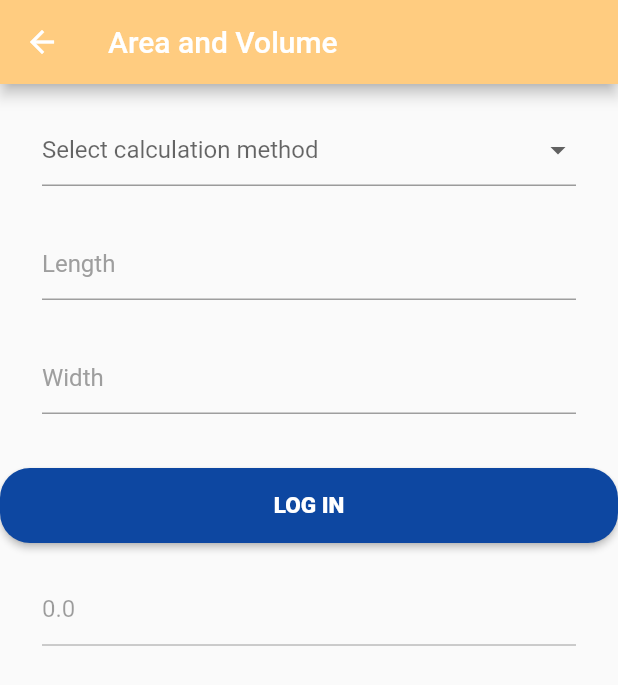
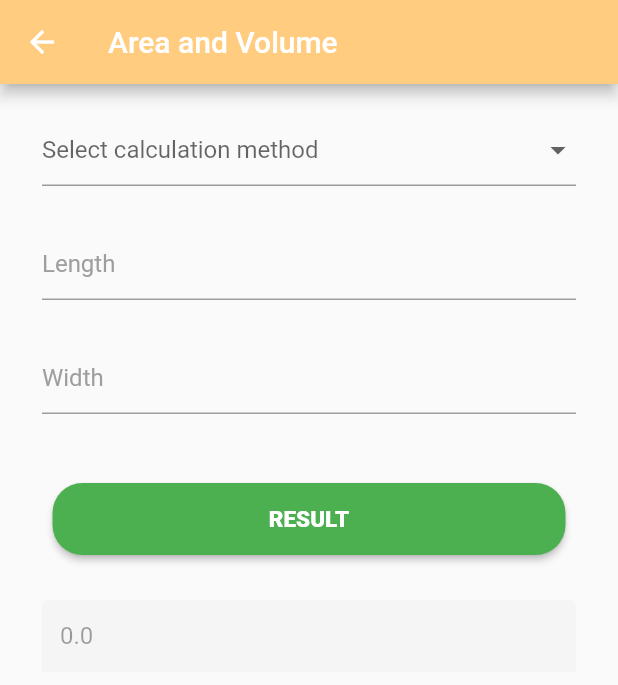
Before and after one commit to PranaTobing/task3_flutter_udacoding, a Flutter app: the AreaVolume screen opened directly, on a phone screen of 412 x 824 dp. Shown: the top 685 px of the screen. Run offline on Flutter 3.47's test engine with Material 2 defaults, Android fonts, the phone set to English and light mode, and no system bars.

Commit message:
final area and volum calculation

```diff
--- a/prana_task3/lib/area_volume.dart
+++ b/prana_task3/lib/area_volume.dart
@@ -66,7 +66,7 @@ class _AreaVolumeState extends State<AreaVolume> {
                 hintText: 'Length',
                 hintStyle: TextStyle(color: Colors.grey),
                 focusedBorder: UnderlineInputBorder(
-                  borderSide: BorderSide(color: Colors.purple),
+                  borderSide: BorderSide(color: Colors.orange),
                 ),
                 enabledBorder: UnderlineInputBorder(
                   borderSide: BorderSide(color: Colors.grey),
@@ -83,7 +83,7 @@ class _AreaVolumeState extends State<AreaVolume> {
                 hintText: 'Width',
                 hintStyle: TextStyle(color: Colors.grey),
                 focusedBorder: UnderlineInputBorder(
-                  borderSide: BorderSide(color: Colors.purple),
+                  borderSide: BorderSide(color: Colors.orange),
                 ),
                 enabledBorder: UnderlineInputBorder(
                   borderSide: BorderSide(color: Colors.grey),
@@ -102,7 +102,7 @@ class _AreaVolumeState extends State<AreaVolume> {
                   hintText: 'Height',
                   hintStyle: TextStyle(color: Colors.grey),
                   focusedBorder: UnderlineInputBorder(
-                    borderSide: BorderSide(color: Colors.purple),
+                    borderSide: BorderSide(color: Colors.orange),
                   ),
                   enabledBorder: UnderlineInputBorder(
                     borderSide: BorderSide(color: Colors.grey),
@@ -112,26 +112,31 @@ class _AreaVolumeState extends State<AreaVolume> {
             ),
           ),
           Container(
-            height: 50,
-            width: 250,
+            padding: EdgeInsets.fromLTRB(35.0, 10.0, 35.0, 10.0),
             child: RaisedButton(
-              color: Colors.blue[900],
-              splashColor: Colors.blueAccent,
+              color: Colors.green,
+              splashColor: Colors.greenAccent,
               shape: RoundedRectangleBorder(
                 borderRadius: BorderRadius.all(Radius.circular(20.0))
               ),
               padding: EdgeInsets.symmetric(vertical:15.0, horizontal:50.0),
               textColor: Colors.white,
               child: Text(
-                "LOG IN",
+                "RESULT",
                 style: TextStyle(fontSize: 15.0, fontWeight: FontWeight.w900),
               ),
               onPressed: (){
                 setState(() {
                   if(_valHitung == 'Area'){
                     _res = double.parse(pjgController.text) * double.parse(lbrController.text);
+                  } else if (_valHitung == 'Volume'){
+                    _res = double.parse(pjgController.text) * double.parse(lbrController.text) * double.parse(tngController.text);
                   } else {
-                    _res = double.parse(pjgController.text) * double.parse(lbrController.text) * double.parse(tngController.text);
+                    _frmKey.currentState.showSnackBar(SnackBar(
+                      content: Text('Please choose the method calculation!'),
+                      action: SnackBarAction(label: 'Close', onPressed: (){}),
+                      )
+                    );
                   }
                 });
               }
@@ -146,8 +151,9 @@ class _AreaVolumeState extends State<AreaVolume> {
                 hintText: 'Result',
                 hintStyle: TextStyle(color: Colors.grey),
                 focusedBorder: UnderlineInputBorder(
-                  borderSide: BorderSide(color: Colors.purple),
+                  borderSide: BorderSide(color: Colors.orange),
                 ),
+                filled: true,
                 enabledBorder: UnderlineInputBorder(
                   borderSide: BorderSide(color: Colors.grey),
                 ),
```
